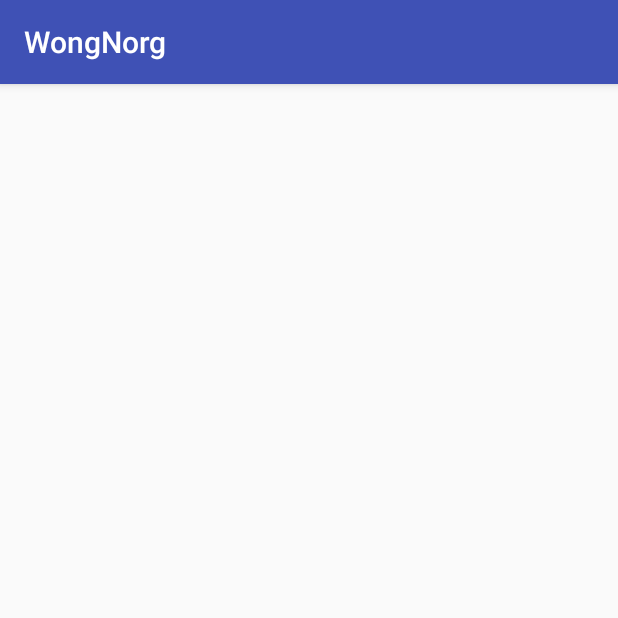
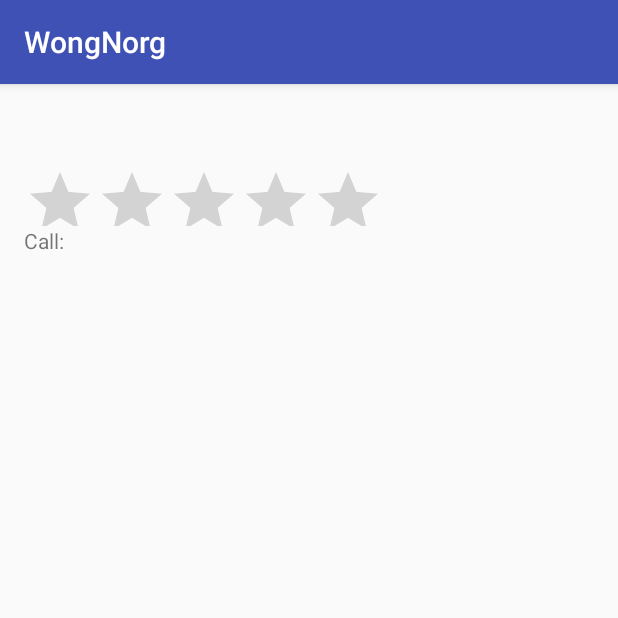
Before and after one commit to PNNutkung/WongNorg, an Android app: the RestaurantDetailActivity screen opened directly, with no data from a screen before it, on a phone screen of 412 x 824 dp, the top half of it. Run offline under Robolectric (Android 15) with nearby library versions, the phone set to English and light mode, and no system bars; 6 statements that could not run were skipped.

Commit message:
Can see restaurant detail

```diff
--- a/app/src/main/java/th/in/pnnutkung/wongnorg/activity/NearbyRestaurantsActivity.java
+++ b/app/src/main/java/th/in/pnnutkung/wongnorg/activity/NearbyRestaurantsActivity.java
@@ -1,9 +1,13 @@
 package th.in.pnnutkung.wongnorg.activity;
 
+import android.content.Intent;
 import android.os.Bundle;
 import android.support.v4.app.NavUtils;
 import android.support.v7.app.AppCompatActivity;
+import android.util.Log;
 import android.view.MenuItem;
+import android.view.View;
+import android.widget.AdapterView;
 import android.widget.ArrayAdapter;
 import android.widget.ListView;
 
@@ -30,8 +34,19 @@
             restaurantNameList.add(r.getName());
         }
         String[] lv_arr = restaurantNameList.toArray(new String[restaurantNameList.size()]);
-        ArrayAdapter adapter = new ArrayAdapter<String>(this,R.layout.activity_listview,lv_arr);
+        final ArrayAdapter<String> adapter = new ArrayAdapter<String>(this,R.layout.activity_listview,lv_arr);
         listView.setAdapter(adapter);
+
+        listView.setOnItemClickListener(new AdapterView.OnItemClickListener() {
+            @Override
+            public void onItemClick(AdapterView<?> parent, View view, int position, long id) {
+                Intent intent = new Intent(NearbyRestaurantsActivity.this, RestaurantDetailActivity.class);
+                String select = (listView.getItemAtPosition(position).toString());
+                Log.e("AdapterView",select);
+                intent.putExtra("resName",select);
+                startActivity(intent);
+            }
+        });
     }
 
     @Override
--- a/app/src/main/java/th/in/pnnutkung/wongnorg/activity/RestaurantDetailActivity.java
+++ b/app/src/main/java/th/in/pnnutkung/wongnorg/activity/RestaurantDetailActivity.java
@@ -2,8 +2,12 @@
 
 import android.os.Bundle;
 import android.support.v7.app.AppCompatActivity;
+import android.widget.RatingBar;
+import android.widget.TextView;
 
 import th.in.pnnutkung.wongnorg.R;
+import th.in.pnnutkung.wongnorg.model.Restaurant;
+import th.in.pnnutkung.wongnorg.model.Storage;
 
 public class RestaurantDetailActivity extends AppCompatActivity {
 
@@ -11,6 +15,19 @@
     protected void onCreate(Bundle savedInstanceState) {
         super.onCreate(savedInstanceState);
         setContentView(R.layout.activity_restaurant_detail);
+        Bundle bundle = getIntent().getExtras();
+        String resName = bundle.getString("resName");
 
+        Restaurant res = Storage.getInstance().getRestaurant(resName);
+        TextView name = (TextView)findViewById(R.id.restaurantName);
+        name.setText(res.getName());
+        TextView cuisine = (TextView)findViewById(R.id.cuisine);
+        cuisine.setText(res.getCuisine());
+        RatingBar rate = (RatingBar)findViewById(R.id.ratingBar);
+        rate.setNumStars((int)res.getStar());
+        TextView call = (TextView)findViewById(R.id.call);
+        call.setText(res.getCall());
+        TextView about = (TextView)findViewById(R.id.about);
+        about.setText(res.getAbout());
     }
 }
--- a/app/src/main/java/th/in/pnnutkung/wongnorg/model/Storage.java
+++ b/app/src/main/java/th/in/pnnutkung/wongnorg/model/Storage.java
@@ -12,8 +12,8 @@
 
     private Storage(){
         restaurantsList = new ArrayList<Restaurant>();
-        restaurantsList.add(new Restaurant("Coco Ichibanya","Japanese",3.5,"02-636-1050","The famous curry house from Japan with 30 years experience in Japanese food business, offers varieties of Japanese Curry with unique and creative style along with the best quality ingredient to make tasty curry."));
-        restaurantsList.add(new Restaurant("Gold Curry","Japanese",3.25,"02-662-5003","ご当地グルメ、人気の金沢カレーがバンコク初上陸！金沢カレー特有の濃厚なカレーをぜひ、ご堪能ください！"));
+        restaurantsList.add(new Restaurant("Coco Ichibanya","Japanese",4,"02-636-1050","The famous curry house from Japan with 30 years experience in Japanese food business, offers varieties of Japanese Curry with unique and creative style along with the best quality ingredient to make tasty curry."));
+        restaurantsList.add(new Restaurant("Gold Curry","Japanese",3,"02-662-5003","ご当地グルメ、人気の金沢カレーがバンコク初上陸！金沢カレー特有の濃厚なカレーをぜひ、ご堪能ください！"));
     }
 
     public static Storage getInstance(){
--- a/app/src/main/res/layout/activity_restaurant_detail.xml
+++ b/app/src/main/res/layout/activity_restaurant_detail.xml
@@ -9,4 +9,53 @@
     android:paddingTop="@dimen/activity_vertical_margin"
     tools:context=".activity.RestaurantDetailActivity">
 
+    <RelativeLayout
+        android:layout_width="match_parent"
+        android:layout_height="match_parent"
+        android:layout_alignParentTop="true"
+        android:layout_alignParentStart="true">
+
+        <TextView
+            android:layout_width="wrap_content"
+            android:layout_height="wrap_content"
+            android:id="@+id/restaurantName"
+            android:layout_alignParentTop="true"
+            android:layout_alignStart="@+id/cuisine" />
+
+        <TextView
+            android:layout_width="wrap_content"
+            android:layout_height="wrap_content"
+            android:id="@+id/cuisine"
+            android:layout_below="@+id/restaurantName"
+            android:layout_centerHorizontal="true" />
+
+        <RatingBar
+            android:layout_width="wrap_content"
+            android:layout_height="40dp"
+            android:id="@+id/ratingBar"
+            android:layout_below="@+id/cuisine"
+            android:layout_alignParentStart="true" />
+
+        <TextView
+            android:layout_width="wrap_content"
+            android:layout_height="wrap_content"
+            android:id="@+id/callText"
+            android:text="Call: "
+            android:layout_below="@id/ratingBar"
+            />
+        <TextView
+            android:layout_width="match_parent"
+            android:layout_height="wrap_content"
+            android:id="@+id/call"
+            android:layout_below="@+id/ratingBar"
+            android:layout_toRightOf="@+id/callText"/>
+
+        <TextView
+            android:layout_width="match_parent"
+            android:layout_height="wrap_content"
+            android:id="@+id/about"
+            android:layout_below="@+id/call" />
+
+    </RelativeLayout>
+
 </RelativeLayout>
```
